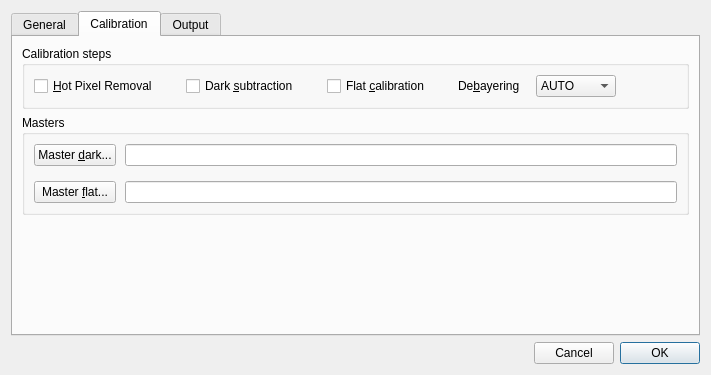
This is src/als/ui/forms/prefs_ui.ui in deufrai/als as Qt 5 draws it before an edit. The edited form follows.
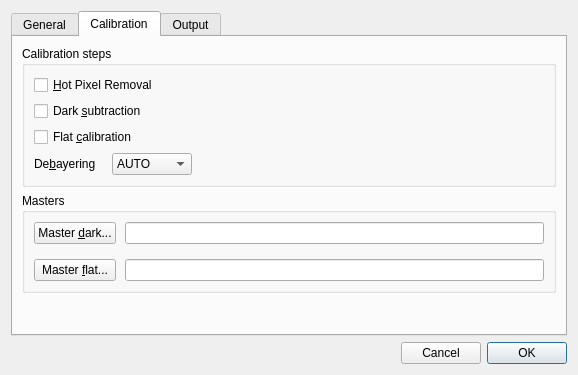
This is the edited form. The open tabs and pages were chosen to show the change.

Commit message: set all calibration steps in prefs in column layout

The edit to the form file:
```diff
--- a/src/als/ui/forms/prefs_ui.ui
+++ b/src/als/ui/forms/prefs_ui.ui
@@ -6,7 +6,7 @@
    <rect>
     <x>0</x>
     <y>0</y>
-    <width>711</width>
+    <width>578</width>
     <height>375</height>
    </rect>
   </property>
@@ -342,14 +342,6 @@
           <string>Calibration steps</string>
          </property>
          <layout class="QVBoxLayout" name="verticalLayout_3">
-          <property name="spacing">
-           <number>6</number>
-          </property>
-          <item>
-           <layout class="QHBoxLayout" name="horizontalLayout_9">
-            <property name="spacing">
-             <number>28</number>
-            </property>
             <item>
              <widget class="QCheckBox" name="chk_use_hpr">
               <property name="text">
@@ -442,8 +434,6 @@
              </layout>
             </item>
            </layout>
-          </item>
-         </layout>
         </widget>
        </item>
        <item>
```
Left out of the diff: 5 changed lines with no effect on the pictures. Lines whose indentation alone changed are shown as unchanged.
